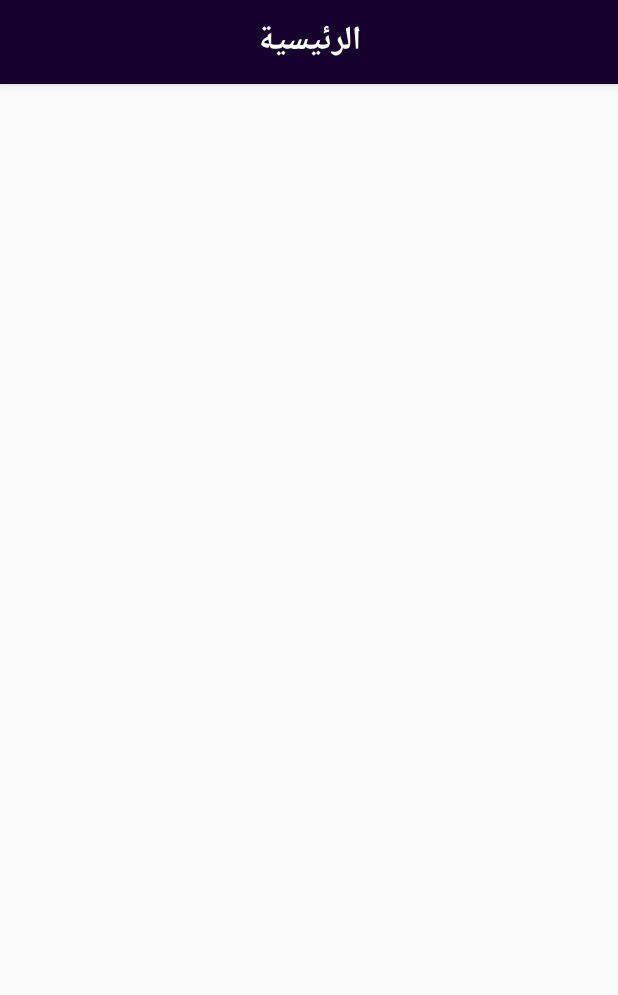
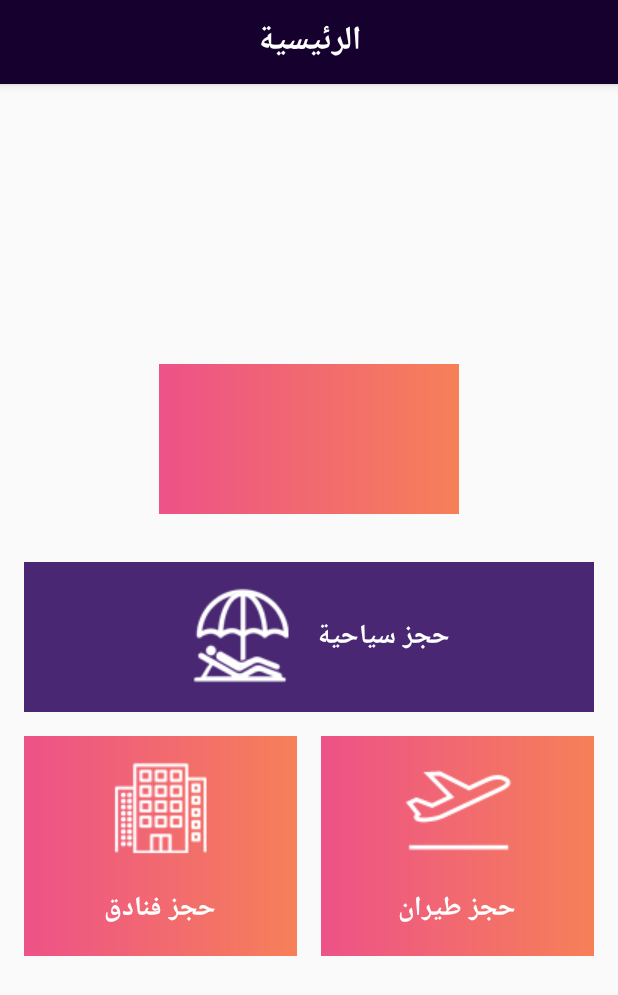
Before and after one commit to MostafaAnter/0000, an Android app: the layout app_bar_home.xml on its own in the app's theme, with its tools: preview values and no code run, on a phone screen of 412 x 824 dp. Shown: the top 995 px of the screen. Run offline under Robolectric (Android 15) with nearby library versions, the light colour scheme and no system bars.

Commit message:
stable_version

```diff
--- a/app/src/main/java/travel/com/homeScreen/HomeActivity.kt
+++ b/app/src/main/java/travel/com/homeScreen/HomeActivity.kt
@@ -1,6 +1,7 @@
 
 package travel.com.homeScreen
 
+import android.content.Context
 import android.os.Bundle
 import android.support.design.widget.NavigationView
 import android.support.design.widget.Snackbar
@@ -8,14 +9,33 @@ import android.support.v4.view.GravityCompat
 import android.support.v7.app.ActionBarDrawerToggle
 import android.view.Menu
 import android.view.MenuItem
+import android.view.View
+import android.widget.Toast
 import com.akexorcist.localizationactivity.ui.LocalizationActivity
 import kotlinx.android.synthetic.main.activity_home.*
 import kotlinx.android.synthetic.main.app_bar_home.*
+import kotlinx.android.synthetic.main.content_home.*
 import travel.com.R
 import travel.com.utility.Constants
 import travel.com.utility.Util
 
-class HomeActivity : LocalizationActivity(), NavigationView.OnNavigationItemSelectedListener {
+class HomeActivity : LocalizationActivity(), NavigationView.OnNavigationItemSelectedListener, View.OnClickListener {
+    fun Context.toast(message: CharSequence) =
+            Toast.makeText(this, message, Toast.LENGTH_SHORT).show()
+
+    override fun onClick(p0: View?) {
+        when(p0){
+            button1 -> {
+                toast("button1")
+            }
+            button2 -> {
+                toast("button2")
+            }
+            button3 -> {
+                toast("button3")
+            }
+        }
+    }
 
     override fun onCreate(savedInstanceState: Bundle?) {
         super.onCreate(savedInstanceState)
@@ -31,6 +51,10 @@ class HomeActivity : LocalizationActivity(), NavigationView.OnNavigationItemSele
 
         nav_view.setNavigationItemSelectedListener(this)
         Util.changeFontOfNavigation(this, nav_view)
+
+        button1.setOnClickListener(this)
+        button2.setOnClickListener(this)
+        button3.setOnClickListener(this)
     }
 
     override fun onBackPressed() {
@@ -63,7 +87,8 @@ class HomeActivity : LocalizationActivity(), NavigationView.OnNavigationItemSele
     }
 
     fun changeViewsFonts(){
-        Util.changeViewTypeFace(this@HomeActivity, Constants.FONT_REGULAR, toolbarTitle)
+        Util.changeViewTypeFace(this@HomeActivity, Constants.FONT_REGULAR, toolbarTitle,
+                text1, text2, text3)
     }
 
     fun setToolbar(){
--- a/app/src/main/res/layout/content_home.xml
+++ b/app/src/main/res/layout/content_home.xml
@@ -1,11 +1,136 @@
 <?xml version="1.0" encoding="utf-8"?>
-<android.support.constraint.ConstraintLayout xmlns:android="http://schemas.android.com/apk/res/android"
+<ScrollView xmlns:android="http://schemas.android.com/apk/res/android"
     xmlns:app="http://schemas.android.com/apk/res-auto"
     xmlns:tools="http://schemas.android.com/tools"
+    android:id="@+id/login_form"
     android:layout_width="match_parent"
     android:layout_height="match_parent"
+    android:paddingLeft="@dimen/activity_horizontal_margin"
+    android:paddingRight="@dimen/activity_horizontal_margin"
+    android:scrollbarStyle="insideOverlay"
+    android:scrollbars="none"
     app:layout_behavior="@string/appbar_scrolling_view_behavior"
     tools:context=".homeScreen.HomeActivity"
     tools:showIn="@layout/app_bar_home">
 
-</android.support.constraint.ConstraintLayout>
+    <LinearLayout
+        android:layout_width="match_parent"
+        android:layout_height="wrap_content"
+        android:layout_gravity="center"
+        android:gravity="center"
+        android:orientation="vertical">
+
+        <ImageView
+            android:layout_width="200dp"
+            android:layout_height="100dp"
+            android:layout_marginBottom="@dimen/activity_horizontal_margin"
+            android:src="@drawable/gradiant_background" />
+
+        <View
+            android:layout_width="0dp"
+            android:layout_height="@dimen/activity_horizontal_margin" />
+
+
+        <LinearLayout
+            android:id="@+id/button1"
+            android:layout_width="match_parent"
+            android:layout_height="wrap_content"
+            android:background="#492773"
+            android:foreground="?android:selectableItemBackground"
+            android:gravity="center"
+            android:orientation="horizontal">
+
+            <ImageView
+                android:layout_width="wrap_content"
+                android:layout_height="wrap_content"
+                android:src="@drawable/travel" />
+
+            <TextView
+                android:id="@+id/text1"
+                style="@style/TextAppearance.AppCompat.Medium"
+                android:layout_width="wrap_content"
+                android:layout_height="wrap_content"
+                android:text="@string/booking_trip"
+                android:textColor="@android:color/white"
+                android:textStyle="bold" />
+
+        </LinearLayout>
+
+        <LinearLayout
+            android:layout_width="match_parent"
+            android:layout_height="wrap_content"
+            android:layout_marginTop="@dimen/activity_horizontal_margin"
+            android:gravity="center"
+            android:orientation="horizontal">
+
+            <LinearLayout
+                android:id="@+id/button2"
+                android:layout_width="0dp"
+                android:foreground="?android:selectableItemBackground"
+                android:layout_height="match_parent"
+                android:layout_weight="1"
+                android:background="@drawable/gradiant_background"
+                android:gravity="center"
+                android:orientation="vertical">
+
+                <ImageView
+                    android:layout_width="wrap_content"
+                    android:layout_height="wrap_content"
+                    android:src="@drawable/hotel" />
+
+                <TextView
+                    android:id="@+id/text2"
+                    style="@style/TextAppearance.AppCompat.Medium"
+                    android:layout_width="wrap_content"
+                    android:layout_height="wrap_content"
+                    android:text="حجز فنادق"
+                    android:textColor="@android:color/white"
+                    android:textStyle="bold" />
+
+                <View
+                    android:layout_width="0dp"
+                    android:layout_height="@dimen/activity_horizontal_margin" />
+
+            </LinearLayout>
+
+            <View
+                android:layout_width="@dimen/activity_horizontal_margin"
+                android:layout_height="0dp" />
+
+            <LinearLayout
+                android:id="@+id/button3"
+                android:layout_width="0dp"
+                android:foreground="?android:selectableItemBackground"
+                android:layout_height="wrap_content"
+                android:layout_weight="1"
+                android:background="@drawable/gradiant_background"
+                android:gravity="center"
+                android:orientation="vertical">
+
+                <ImageView
+                    android:layout_width="wrap_content"
+                    android:layout_height="wrap_content"
+                    android:src="@drawable/air" />
+
+                <TextView
+                    android:id="@+id/text3"
+                    style="@style/TextAppearance.AppCompat.Medium"
+                    android:layout_width="wrap_content"
+                    android:layout_height="wrap_content"
+                    android:text="حجز طيران"
+                    android:textColor="@android:color/white"
+                    android:textStyle="bold" />
+
+                <View
+                    android:layout_width="0dp"
+                    android:layout_height="@dimen/activity_horizontal_margin" />
+
+
+            </LinearLayout>
+
+        </LinearLayout>
+
+
+    </LinearLayout>
+
+</ScrollView>
--- a/app/src/main/res/values/strings.xml
+++ b/app/src/main/res/values/strings.xml
@@ -7,4 +7,5 @@
     <string name="nav_header_title">Android Studio</string>
     <string name="nav_header_subtitle">android.studio@android.com</string>
     <string name="nav_header_desc">Navigation header</string>
+    <string name="booking_trip">حجز سياحية</string>
 </resources>
```
Also changed, not shown: app/src/main/res/drawable/air.png (added), app/src/main/res/drawable/hotel.png (added), app/src/main/res/drawable/travel.png (added).
